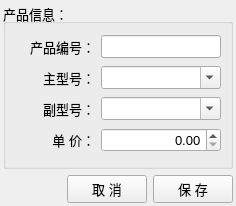
First picture: the form in ui/FormProduct.ui, repository archsh/quickexcel, before the edit.
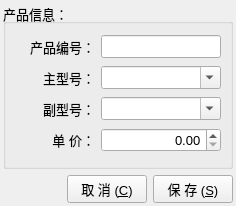
Second picture: the form after the edit.

```diff
--- a/ui/FormProduct.ui
+++ b/ui/FormProduct.ui
@@ -178,14 +178,14 @@
      <item>
       <widget class="QPushButton" name="pushButton_Cancel">
        <property name="text">
-        <string>取 消</string>
+        <string>取 消 (&amp;C)</string>
        </property>
       </widget>
      </item>
      <item>
       <widget class="QPushButton" name="pushButton_Save">
        <property name="text">
-        <string>保 存</string>
+        <string>保 存 (&amp;S)</string>
        </property>
       </widget>
      </item>
```
